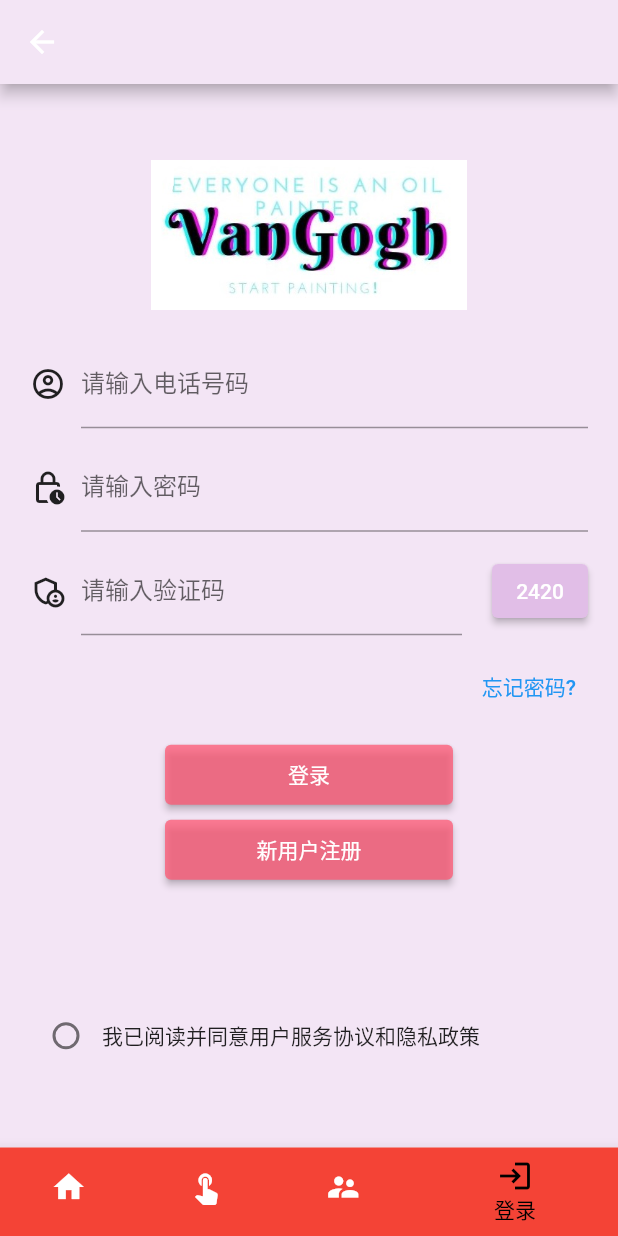
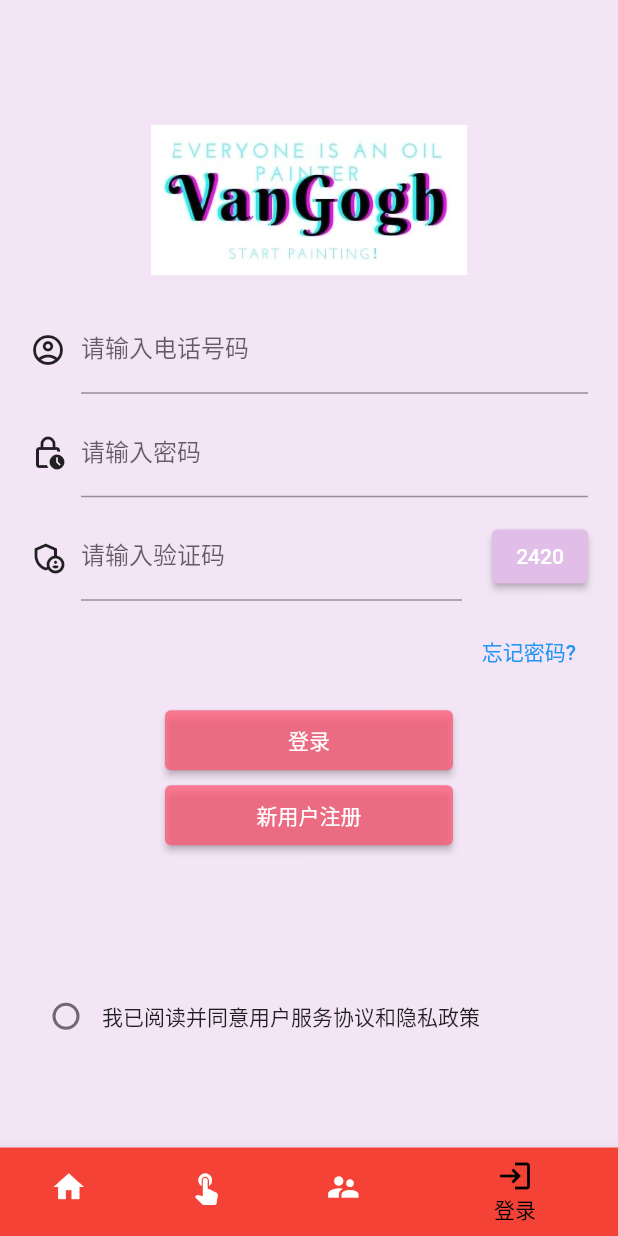
Before and after one commit to jwj1342/VanGogh, a Flutter app: the screen it shows after launch, item 4 of the bottom bar chosen, on a phone screen of 412 x 824 dp. Run offline on Flutter 3.47's test engine with Material 2 defaults, Android fonts, the phone set to English and light mode, and no system bars; Roboto replaces fonts that are missing (HanaMinA).

Commit message:
登录界面1.1，删除appBar并小小修改了一下

```diff
--- a/lib/Auth/login_page.dart
+++ b/lib/Auth/login_page.dart
@@ -28,14 +28,6 @@ class _LoginPageState extends State<LoginPage> {
   @override
   Widget build(BuildContext context) {
     return Scaffold(
-      appBar: AppBar(
-        backgroundColor: Colors.purple[50] ,//添加淡紫色背景
-        leading: IconButton(
-          //导航返回按钮
-          icon: Icon(Icons.arrow_back),
-          onPressed: () => Navigator.pop(context),
-        ),
-      ),
       body: Container(
         color: Colors.purple[50], //添加淡紫色背景
         padding: EdgeInsets.all(20.0),
@@ -45,7 +37,7 @@ class _LoginPageState extends State<LoginPage> {
           children: [
             // Logo
             Padding(
-              padding: EdgeInsets.only(bottom: 20.0),
+              padding: EdgeInsets.only(bottom: 20.0,top: 20.0),
               child: Image.asset(
                 'assets/images_g/logo1.jpg',
                 height: 100,
@@ -142,8 +134,11 @@ class _LoginPageState extends State<LoginPage> {
               ),
             ),
 
-            // Agreement
-            SizedBox(height: 80.0),
+
+            //Agreement
+            SizedBox(
+              height: 90.0,
+            ),
             Row(
               children: [
                 Checkbox(
```
